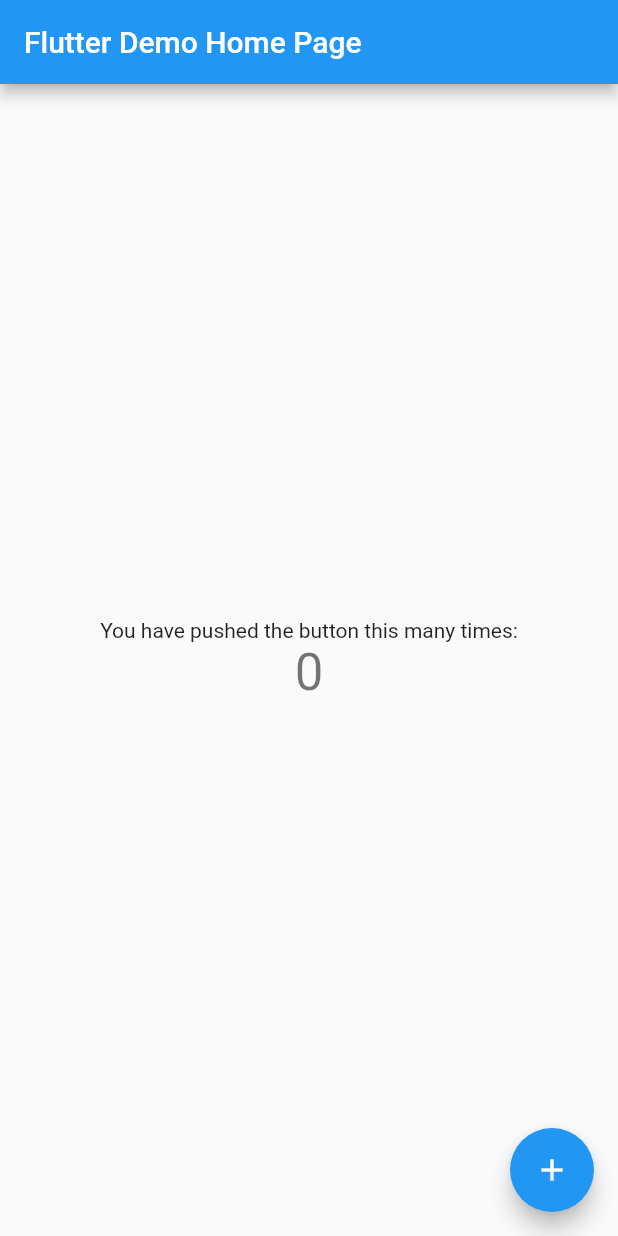
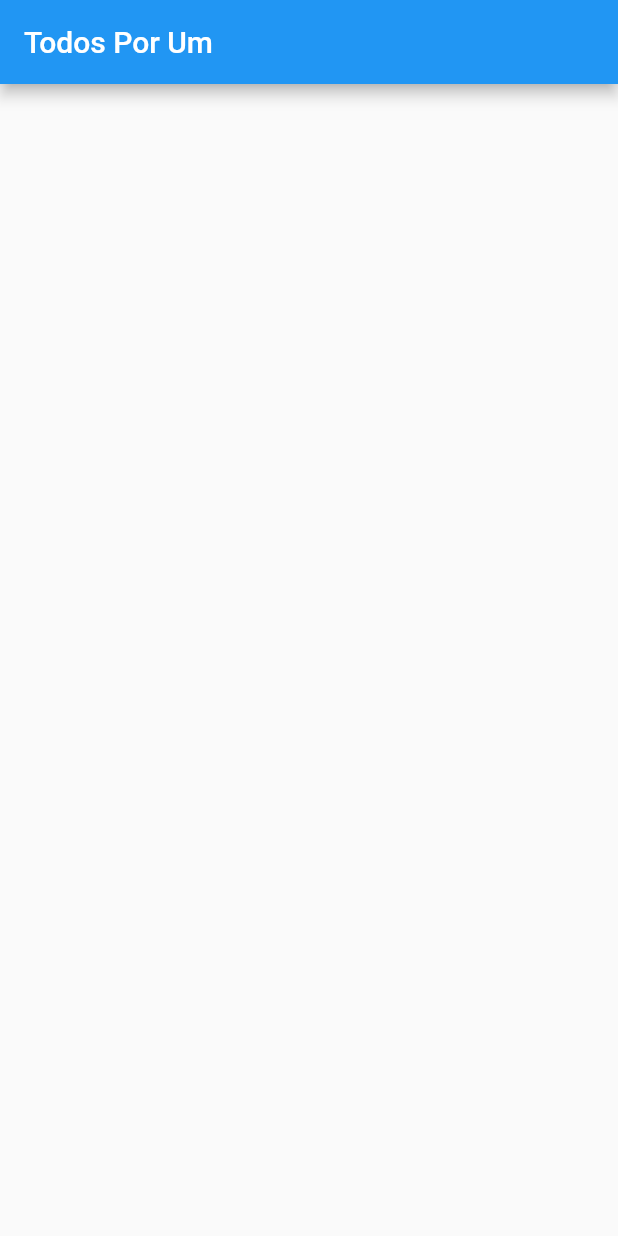
Before and after one commit to Hackathon-IL/Todos-Por-Um, a Flutter app: the screen it shows after launch, on a phone screen of 412 x 824 dp. Run offline on Flutter 3.47's test engine with Material 2 defaults, Android fonts, the phone set to English and light mode, and no system bars.

Commit message:
Getting started with Home Page

```diff
--- a/todos_por_um/lib/main.dart
+++ b/todos_por_um/lib/main.dart
@@ -1,4 +1,5 @@
 import 'package:flutter/material.dart';
+import 'views/HomePage.dart';
 
 void main() {
   runApp(MyApp());
@@ -9,105 +10,15 @@
   @override
   Widget build(BuildContext context) {
     return MaterialApp(
-      title: 'Flutter Demo',
+      debugShowCheckedModeBanner: false,
+      title: 'Todos Por Um',
+      routes: {
+        '/home': (context) => HomePage(),
+      },
+      home: HomePage(),
       theme: ThemeData(
-        // This is the theme of your application.
-        //
-        // Try running your application with "flutter run". You'll see the
-        // application has a blue toolbar. Then, without quitting the app, try
-        // changing the primarySwatch below to Colors.green and then invoke
-        // "hot reload" (press "r" in the console where you ran "flutter run",
-        // or simply save your changes to "hot reload" in a Flutter IDE).
-        // Notice that the counter didn't reset back to zero; the application
-        // is not restarted.
         primarySwatch: Colors.blue,
       ),
-      home: MyHomePage(title: 'Flutter Demo Home Page'),
     );
   }
 }
-
-class MyHomePage extends StatefulWidget {
-  MyHomePage({Key key, this.title}) : super(key: key);
-
-  // This widget is the home page of your application. It is stateful, meaning
-  // that it has a State object (defined below) that contains fields that affect
-  // how it looks.
-
-  // This class is the configuration for the state. It holds the values (in this
-  // case the title) provided by the parent (in this case the App widget) and
-  // used by the build method of the State. Fields in a Widget subclass are
-  // always marked "final".
-
-  final String title;
-
-  @override
-  _MyHomePageState createState() => _MyHomePageState();
-}
-
-class _MyHomePageState extends State<MyHomePage> {
-  int _counter = 0;
-
-  void _incrementCounter() {
-    setState(() {
-      // This call to setState tells the Flutter framework that something has
-      // changed in this State, which causes it to rerun the build method below
-      // so that the display can reflect the updated values. If we changed
-      // _counter without calling setState(), then the build method would not be
-      // called again, and so nothing would appear to happen.
-      _counter++;
-    });
-  }
-
-  @override
-  Widget build(BuildContext context) {
-    // This method is rerun every time setState is called, for instance as done
-    // by the _incrementCounter method above.
-    //
-    // The Flutter framework has been optimized to make rerunning build methods
-    // fast, so that you can just rebuild anything that needs updating rather
-    // than having to individually change instances of widgets.
-    return Scaffold(
-      appBar: AppBar(
-        // Here we take the value from the MyHomePage object that was created by
-        // the App.build method, and use it to set our appbar title.
-        title: Text(widget.title),
-      ),
-      body: Center(
-        // Center is a layout widget. It takes a single child and positions it
-        // in the middle of the parent.
-        child: Column(
-          // Column is also a layout widget. It takes a list of children and
-          // arranges them vertically. By default, it sizes itself to fit its
-          // children horizontally, and tries to be as tall as its parent.
-          //
-          // Invoke "debug painting" (press "p" in the console, choose the
-          // "Toggle Debug Paint" action from the Flutter Inspector in Android
-          // Studio, or the "Toggle Debug Paint" command in Visual Studio Code)
-          // to see the wireframe for each widget.
-          //
-          // Column has various properties to control how it sizes itself and
-          // how it positions its children. Here we use mainAxisAlignment to
-          // center the children vertically; the main axis here is the vertical
-          // axis because Columns are vertical (the cross axis would be
-          // horizontal).
-          mainAxisAlignment: MainAxisAlignment.center,
-          children: <Widget>[
-            Text(
-              'You have pushed the button this many times:',
-            ),
-            Text(
-              '$_counter',
-              style: Theme.of(context).textTheme.headline4,
-            ),
-          ],
-        ),
-      ),
-      floatingActionButton: FloatingActionButton(
-        onPressed: _incrementCounter,
-        tooltip: 'Increment',
-        child: Icon(Icons.add),
-      ), // This trailing comma makes auto-formatting nicer for build methods.
-    );
-  }
-}
--- /dev/null
+++ b/todos_por_um/lib/views/HomePage.dart
@@ -0,0 +1,19 @@
+import 'package:flutter/material.dart';
+
+class HomePage extends StatefulWidget {
+  @override
+  _HomePageState createState() => _HomePageState();
+}
+
+class _HomePageState extends State<HomePage> {
+  @override
+  Widget build(BuildContext context) {
+    return Scaffold(
+      appBar: AppBar(
+          title: Text(
+        'Todos Por Um',
+        style: TextStyle(color: Colors.white),
+      )),
+    );
+  }
+}
```
